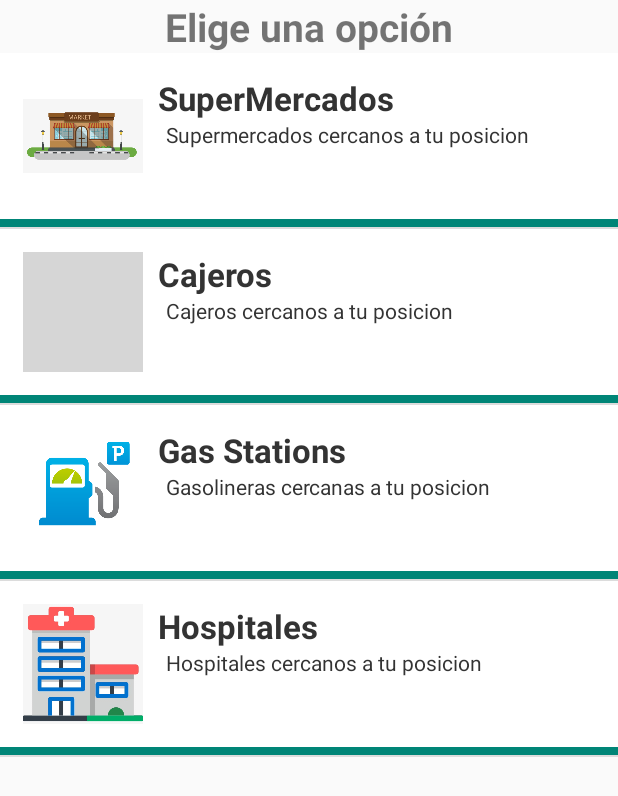
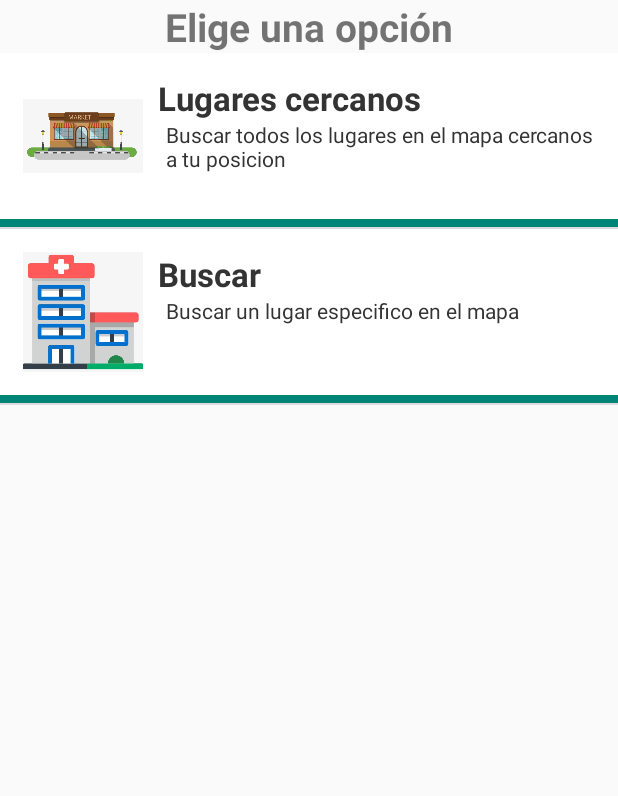
Before and after one commit to BlackZone017/Places2Go, an Android app: the screen it shows after launch (MainActivity), on a phone screen of 412 x 824 dp. Shown: the top 796 px of the screen. Run offline under Robolectric (Android 15) with nearby library versions, the light colour scheme and no system bars; grey boxes are pictures that could not be loaded.

Commit message:
opcion de listview-placepicker

```diff
--- a/app/src/main/java/com/example/olive/proyecto/MainActivity.java
+++ b/app/src/main/java/com/example/olive/proyecto/MainActivity.java
@@ -25,11 +25,9 @@ public class MainActivity extends AppCompatActivity {
     private static  final int ERROR_REQUEST=9001;
 
     ListView lista;
-    String[] gustos={"SuperMercados","Cajeros","Gas Stations","Hospitales"};
-    String[] descrip={"Supermercados cercanos a tu posicion","Cajeros cercanos a tu posicion",
-            "Gasolineras cercanas a tu posicion","Hospitales cercanos a tu posicion"};
-    Integer[] images ={R.drawable.mercado,R.drawable.cajero,
-            R.drawable.gasolina,R.drawable.hospital};
+    String[] lugares={"Lugares cercanos","Buscar"};
+    String[] descrip={"Buscar todos los lugares en el mapa cercanos a tu posicion","Buscar un lugar especifico en el mapa"};
+    Integer[] images ={R.drawable.mercado,R.drawable.hospital};
 
     @Override
     protected void onCreate(Bundle savedInstanceState) {
@@ -41,7 +39,7 @@ public class MainActivity extends AppCompatActivity {
         }
 
         lista = findViewById(R.id.lista);
-        FormatoListview listado_gustos = new FormatoListview(this,gustos,descrip,images );
+        FormatoListview listado_gustos = new FormatoListview(this,lugares,descrip,images );
         lista.setAdapter(listado_gustos);
     }
 
@@ -52,17 +50,8 @@ public class MainActivity extends AppCompatActivity {
             @Override
             public void onItemClick(AdapterView<?> adapterView, View view, int i, long l) {
                 Intent intent = new Intent(MainActivity.this,MapActivity.class);
+                intent.putExtra("opcion",i);
                 startActivity(intent);
-//                PlacePicker.IntentBuilder builder = new PlacePicker.IntentBuilder();
-//                try {
-//                    startActivityForResult(builder.build(), 1);
-//                } catch (GooglePlayServicesRepairableException e) {
-//                    Log.d(TAG, "Problema en el onClick ---> GooglePlayServicesRepairableException: "+e.getMessage());
-//                    e.printStackTrace();
-//                } catch (GooglePlayServicesNotAvailableException e) {
-//                    Log.d(TAG, "Problema en el onClick ---> GooglePlayServicesNotAvailableException: "+e.getMessage());
-//                    e.printStackTrace();
-//                }
             }
         });
 
```
Also changed, not shown: app/src/main/java/com/example/olive/proyecto/MapActivity.java (+6 -12 lines).
